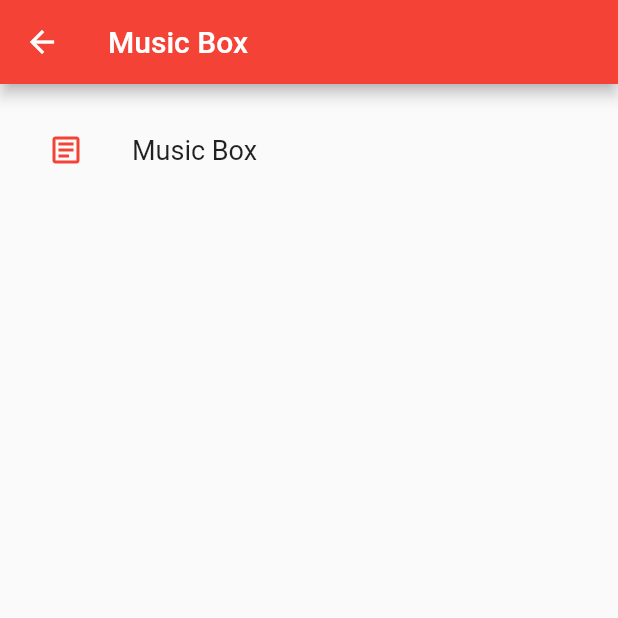
After one commit to lorainemanlutac/quotationsgenerator, a Flutter app: the screen it shows after launch, after a tap on "Music Box", on a phone screen of 412 x 824 dp, the top half of it. The commit adds this screen. Run offline on Flutter 3.47's test engine with Material 2 defaults, Android fonts, the phone set to English and light mode, and no system bars.

Commit message:
task: add animations

```diff
--- /dev/null
+++ b/lib/helpers/constants.dart
@@ -0,0 +1,4 @@
+import 'package:flutter/material.dart';
+
+final appTitle = Text('MLKJ Sash and Upholstery Furniture Shop');
+final formTitle = Text('Quotation');
--- /dev/null
+++ b/lib/helpers/utils.dart
@@ -0,0 +1,9 @@
+import 'package:intl/intl.dart';
+
+var convertDate = (timestamp) {
+  var parsedDateTime = DateTime.parse(timestamp).toLocal();
+
+  return DateFormat.yMMMd().format(parsedDateTime) +
+      ' ' +
+      DateFormat.jm().format(parsedDateTime);
+};
--- a/lib/main.dart
+++ b/lib/main.dart
@@ -1,21 +1,21 @@
 import 'package:flutter/material.dart';
+import 'package:quotationsgenerator/helpers/constants.dart';
+import 'package:quotationsgenerator/styles/css.dart';
+import 'package:quotationsgenerator/widgets/quotations.dart';
 
-// Stateful Widgets
-import 'package:quotesgenerator/widgets/quotations.dart';
+void main() => runApp(QuotationsGenerator());
 
-void main() => runApp(QuotesGenerator());
-
-class QuotesGenerator extends StatelessWidget {
+class QuotationsGenerator extends StatelessWidget {
   @override
   Widget build(BuildContext context) {
     return MaterialApp(
-      title: 'Welcome to Flutter',
       theme: ThemeData(
-        primarySwatch: Colors.red,
+        primarySwatch: primarySwatch,
+        textTheme: textTheme,
       ),
       home: Scaffold(
         appBar: AppBar(
-          title: Text('MLKJ Sash and Upholstery Furniture Shop'),
+          title: appTitle,
         ),
         body: Center(
           child: Quotations(),
--- a/lib/states/quotationsstate.dart
+++ b/lib/states/quotationsstate.dart
@@ -1,39 +1,182 @@
 import 'package:flutter/material.dart';
+import 'package:quotationsgenerator/helpers/utils.dart';
+import 'package:quotationsgenerator/styles/css.dart';
+import 'package:quotationsgenerator/widgets/quotation.dart';
+import 'package:quotationsgenerator/widgets/quotationform.dart';
+import 'package:quotationsgenerator/widgets/quotations.dart';
 
-// Stateful Widgets
-import 'package:quotesgenerator/widgets/quotations.dart';
+final routeObserver = RouteObserver<PageRoute>();
+final duration = const Duration(milliseconds: 300);
 
-// Styles
-import 'package:quotesgenerator/styles/css.dart';
+void main() => runApp(MaterialApp(
+      home: Quotations(),
+      navigatorObservers: [routeObserver],
+    ));
 
-class QuotationsState extends State<Quotations> {
-  final _quotations = ['Music Box'];
+class QuotationsState extends State<Quotations> with RouteAware {
+  var _quotations = [];
+  GlobalKey _fabKey = GlobalKey();
+
+  @override
+  didChangeDependencies() {
+    super.didChangeDependencies();
+    routeObserver.subscribe(this, ModalRoute.of(context));
+  }
+
+  @override
+  dispose() {
+    super.dispose();
+    routeObserver.unsubscribe(this);
+  }
 
   @override
   Widget build(BuildContext context) {
+    _quotations = [
+      {
+        'fileName': 'Music Box',
+        'timestamp': '2021-03-08T17:44:00.000Z',
+        'client': 'Daruma Corporation'
+      },
+      {
+        'fileName': 'QC Condo',
+        'timestamp': '2021-03-08T17:44:00.000Z',
+        'client': 'Isay Ramos'
+      },
+    ];
+
     return Scaffold(
       body: _buildQuotations(),
+      floatingActionButton: _buildFAB(context, key: _fabKey),
     );
   }
 
+  Widget _buildFAB(context, {key}) => FloatingActionButton(
+        elevation: 0,
+        backgroundColor: secondarySwatch,
+        key: key,
+        onPressed: () => _pushQuotationForm(context),
+        child: addIcon,
+      );
+
   Widget _buildQuotations() {
     return ListView.builder(
-        padding: EdgeInsets.all(16.0),
-        itemCount: _quotations.length,
+        padding: EdgeInsets.all(padding),
         itemBuilder: (context, i) {
-          final index = i == 0 ? 0 : i ~/ 2;
+          final index = i ~/ 2;
 
           if (i.isOdd) {
             return Divider();
           }
 
-          return _buildRow(_quotations[index]);
+          return index >= _quotations.length
+              ? null
+              : _buildRow(_quotations[index]);
         });
   }
 
   Widget _buildRow(quotation) {
+    final fileName = quotation['fileName'];
+    var dateTime = convertDate(quotation['timestamp']);
+
     return ListTile(
-      title: Text(quotation, style: biggerFont),
+      leading: Icon(
+        Icons.article_outlined,
+        color: secondarySwatch,
+        size: iconSize,
+      ),
+      title: Text(fileName),
+      subtitle: Text(dateTime + '\n' + quotation['client']),
+      onTap: () {
+        _pushQuotation(fileName);
+      },
+      trailing: Icon(
+        Icons.arrow_right,
+        color: secondarySwatch,
+        size: iconSize,
+      ),
+    );
+  }
+
+  void _pushQuotation(String fileName) {
+    Navigator.of(context).push(
+      MaterialPageRoute<void>(
+        builder: (BuildContext context) {
+          return Quotation(title: fileName);
+        },
+      ),
+    );
+  }
+
+  void _pushQuotationForm(BuildContext context) {
+    final RenderBox fabRenderBox = _fabKey.currentContext.findRenderObject();
+    final fabSize = fabRenderBox.size;
+    final fabOffset = fabRenderBox.localToGlobal(Offset.zero);
+
+    Navigator.of(context).push(PageRouteBuilder(
+      transitionDuration: duration,
+      pageBuilder: (BuildContext context, Animation<double> animation,
+              Animation<double> secondaryAnimation) =>
+          QuotationForm(),
+      transitionsBuilder: (BuildContext context, Animation<double> animation,
+              Animation<double> secondaryAnimation, Widget child) =>
+          _buildTransition(child, animation, fabSize, fabOffset),
+    ));
+  }
+
+  Widget _buildTransition(
+    Widget page,
+    Animation<double> animation,
+    Size fabSize,
+    Offset fabOffset,
+  ) {
+    if (animation.value == 1) return page;
+
+    final borderTween = BorderRadiusTween(
+      begin: BorderRadius.circular(fabSize.width / 2),
+      end: BorderRadius.circular(0.0),
+    );
+    final sizeTween = SizeTween(
+      begin: fabSize,
+      end: MediaQuery.of(context).size,
+    );
+    final offsetTween = Tween<Offset>(
+      begin: fabOffset,
+      end: Offset.zero,
+    );
+
+    final easeInAnimation = CurvedAnimation(
+      parent: animation,
+      curve: Curves.easeIn,
+    );
+    final easeAnimation = CurvedAnimation(
+      parent: animation,
+      curve: Curves.easeOut,
+    );
+
+    final radius = borderTween.evaluate(easeInAnimation);
+    final offset = offsetTween.evaluate(animation);
+    final size = sizeTween.evaluate(easeInAnimation);
+
+    final transitionFab = Opacity(
+      opacity: 1 - easeAnimation.value,
+      child: _buildFAB(context),
+    );
+
+    Widget positionedClippedChild(Widget child) => Positioned(
+        width: size.width,
+        height: size.height,
+        left: offset.dx,
+        top: offset.dy,
+        child: ClipRRect(
+          borderRadius: radius,
+          child: child,
+        ));
+
+    return Stack(
+      children: [
+        positionedClippedChild(page),
+        positionedClippedChild(transitionFab),
+      ],
     );
   }
 }
--- /dev/null
+++ b/lib/states/quotationstate.dart
@@ -0,0 +1,39 @@
+import 'package:flutter/material.dart';
+import 'package:quotationsgenerator/widgets/quotation.dart';
+
+class QuotationState extends State<Quotation> {
+  final _quotations = ['Music Box'];
+
+  @override
+  Widget build(BuildContext context) {
+    return Scaffold(
+      appBar: AppBar(
+        title: Text(widget.title),
+      ),
+      body: _buildQuotations(),
+    );
+  }
+
+  Widget _buildQuotations() {
+    return ListView.builder(
+        padding: EdgeInsets.all(16.0),
+        itemCount: _quotations.length,
+        itemBuilder: (context, i) {
+          if (i.isOdd) {
+            return Divider();
+          }
+
+          return _buildRow(_quotations[i]);
+        });
+  }
+
+  Widget _buildRow(quotation) {
+    return ListTile(
+      leading: Icon(
+        Icons.article_outlined,
+        color: Colors.red,
+      ),
+      title: Text(quotation),
+    );
+  }
+}
--- a/lib/styles/css.dart
+++ b/lib/styles/css.dart
@@ -1,3 +1,13 @@
 import 'package:flutter/material.dart';
 
 final biggerFont = TextStyle(fontSize: 18.0);
+final iconSize = 40.0;
+final padding = 16.0;
+final secondarySwatch = Color(0xffAC6464);
+final formAppBarBackground = Color(0xffC7A288);
+final primarySwatch = Colors.red;
+final textTheme = TextTheme(
+  bodyText2: biggerFont,
+  subtitle1: biggerFont,
+);
+final addIcon = const Icon(Icons.add);
--- /dev/null
+++ b/lib/widgets/quotation.dart
@@ -0,0 +1,11 @@
+import 'package:flutter/material.dart';
+import 'package:quotationsgenerator/states/quotationstate.dart';
+
+class Quotation extends StatefulWidget {
+  final title;
+
+  Quotation({Key key, @required this.title}) : super(key: key);
+
+  @override
+  QuotationState createState() => QuotationState();
+}
--- a/lib/widgets/quotations.dart
+++ b/lib/widgets/quotations.dart
@@ -1,7 +1,5 @@
 import 'package:flutter/material.dart';
-
-// States
-import 'package:quotesgenerator/states/quotationsstate.dart';
+import 'package:quotationsgenerator/states/quotationsstate.dart';
 
 class Quotations extends StatefulWidget {
   @override
--- a/pubspec.yaml
+++ b/pubspec.yaml
@@ -1,4 +1,4 @@
-name: quotesgenerator
+name: quotationsgenerator
 description: A new Flutter project.
 
 # The following line prevents the package from being accidentally published to
@@ -28,6 +28,7 @@ dependencies:
   # The following adds the Cupertino Icons font to your application.
   # Use with the CupertinoIcons class for iOS style icons.
   cupertino_icons: ^1.0.2
+  intl: ^0.17.0
 
 dev_dependencies:
   flutter_test:
```
Also changed, not shown: lib/states/quotationformstate.dart (added, +19 -0 lines), lib/widgets/quotationform.dart (added, +7 -0 lines), pubspec.lock, 11 other files.
